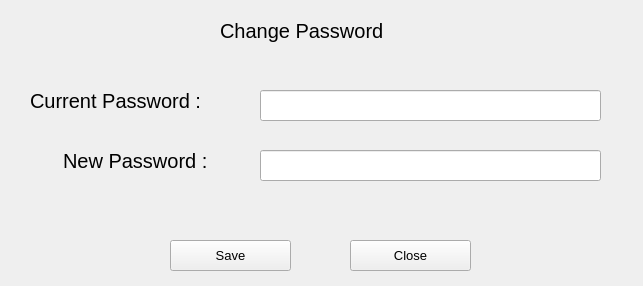
Poom1997/gman, file resources/UI/changePassword.ui: the form before one commit.
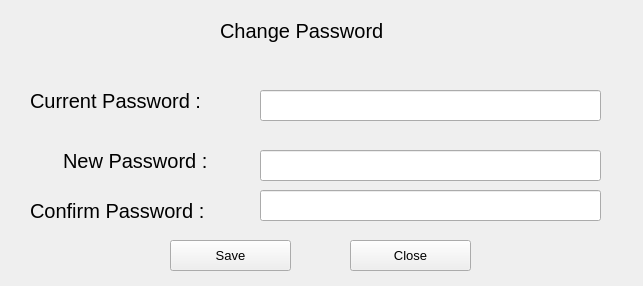
The form after the commit.

```diff
--- a/resources/UI/changePassword.ui
+++ b/resources/UI/changePassword.ui
@@ -133,6 +133,42 @@
     <string>Change Password</string>
    </property>
   </widget>
+  <widget class="QLabel" name="label_4">
+   <property name="geometry">
+    <rect>
+     <x>30</x>
+     <y>190</y>
+     <width>181</width>
+     <height>41</height>
+    </rect>
+   </property>
+   <property name="font">
+    <font>
+     <pointsize>15</pointsize>
+    </font>
+   </property>
+   <property name="text">
+    <string>Confirm Password :</string>
+   </property>
+  </widget>
+  <widget class="QLineEdit" name="passconfirm">
+   <property name="geometry">
+    <rect>
+     <x>260</x>
+     <y>190</y>
+     <width>341</width>
+     <height>31</height>
+    </rect>
+   </property>
+   <property name="font">
+    <font>
+     <pointsize>13</pointsize>
+    </font>
+   </property>
+   <property name="echoMode">
+    <enum>QLineEdit::Password</enum>
+   </property>
+  </widget>
  </widget>
  <resources/>
  <connections/>
```
Left out of the diff: 6 changed lines with no effect on the pictures.
